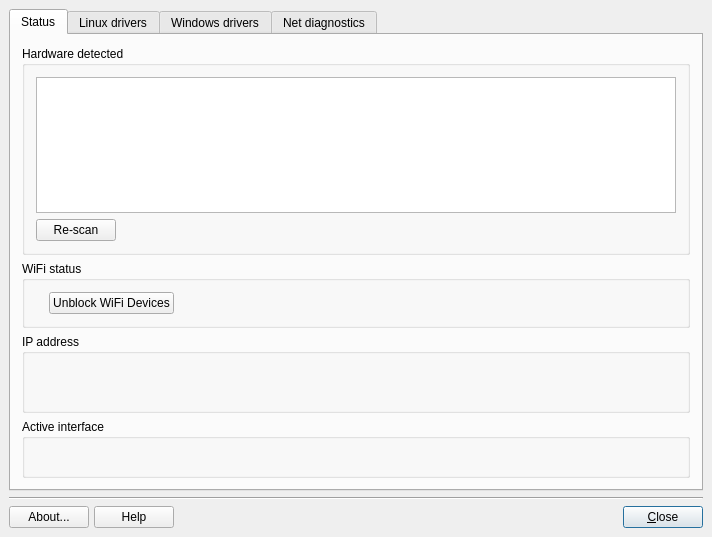
Qt form mainwindow.ui (MX-Linux/mx-network-assistant) before a commit.
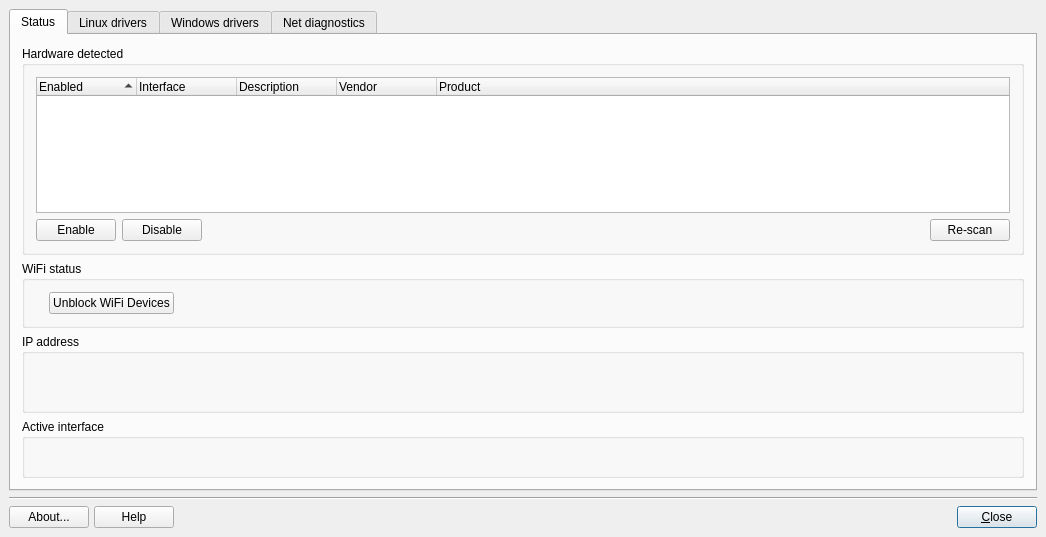
The same form after that commit. Icons and pictures are not drawn.

Commit message: * List network devices using 'lshw' program (should list more devices than 'lsusb' and 'lspci').   * Add Enable/Disable buttons for selected device.   * Display the enabled status of the device.   * Display device info in columns.

Patch:
```diff
--- a/mainwindow.ui
+++ b/mainwindow.ui
@@ -6,7 +6,7 @@
    <rect>
     <x>0</x>
     <y>0</y>
-    <width>712</width>
+    <width>1046</width>
     <height>537</height>
    </rect>
   </property>
@@ -112,7 +112,7 @@
           <string>Hardware detected</string>
          </property>
          <layout class="QGridLayout" name="gridLayout_6">
-          <item row="1" column="1">
+          <item row="1" column="2">
            <spacer name="horizontalSpacer">
             <property name="orientation">
              <enum>Qt::Horizontal</enum>
@@ -126,6 +126,17 @@
            </spacer>
           </item>
           <item row="1" column="0">
+           <widget class="QPushButton" name="pushEnable">
+            <property name="text">
+             <string>Enable</string>
+            </property>
+            <property name="icon">
+             <iconset resource="images.qrc">
+              <normaloff>:/icons/connect_creating.png</normaloff>:/icons/connect_creating.png</iconset>
+            </property>
+           </widget>
+          </item>
+          <item row="1" column="3">
            <widget class="QPushButton" name="hwDiagnosePushButton">
             <property name="sizePolicy">
              <sizepolicy hsizetype="Minimum" vsizetype="Fixed">
@@ -148,8 +159,8 @@
             </property>
            </widget>
           </item>
-          <item row="0" column="0" colspan="2">
-           <widget class="QListWidget" name="hwList">
+          <item row="0" column="0" colspan="4">
+           <widget class="QTreeWidget" name="hwList">
             <property name="sizePolicy">
              <sizepolicy hsizetype="Expanding" vsizetype="Expanding">
               <horstretch>0</horstretch>
@@ -195,14 +206,50 @@
             <property name="verticalScrollMode">
              <enum>QAbstractItemView::ScrollPerPixel</enum>
             </property>
-            <property name="viewMode">
-             <enum>QListView::ListMode</enum>
+            <property name="uniformRowHeights">
+             <bool>true</bool>
             </property>
-            <property name="modelColumn">
-             <number>0</number>
-            </property>
-            <property name="uniformItemSizes">
+            <property name="sortingEnabled">
              <bool>true</bool>
+            </property>
+            <property name="columnCount">
+             <number>5</number>
+            </property>
+            <column>
+             <property name="text">
+              <string>Enabled</string>
+             </property>
+            </column>
+            <column>
+             <property name="text">
+              <string>Interface</string>
+             </property>
+            </column>
+            <column>
+             <property name="text">
+              <string>Description</string>
+             </property>
+            </column>
+            <column>
+             <property name="text">
+              <string>Vendor</string>
+             </property>
+            </column>
+            <column>
+             <property name="text">
+              <string>Product</string>
+             </property>
+            </column>
+           </widget>
+          </item>
+          <item row="1" column="1">
+           <widget class="QPushButton" name="pushDisable">
+            <property name="text">
+             <string>Disable</string>
+            </property>
+            <property name="icon">
+             <iconset resource="images.qrc">
+              <normaloff>:/icons/connect_no.png</normaloff>:/icons/connect_no.png</iconset>
             </property>
            </widget>
           </item>
```
Left out of the diff: 330 changed lines with no effect on the pictures. The commit also changes 16 other files.
